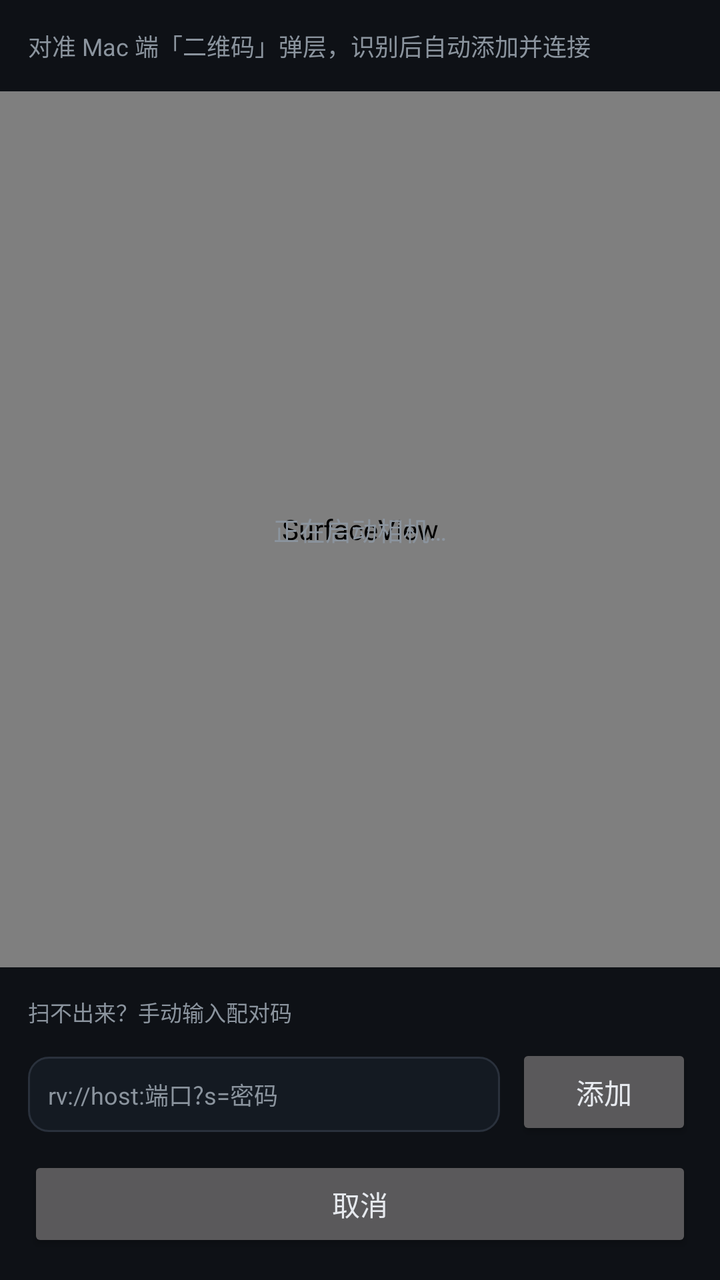
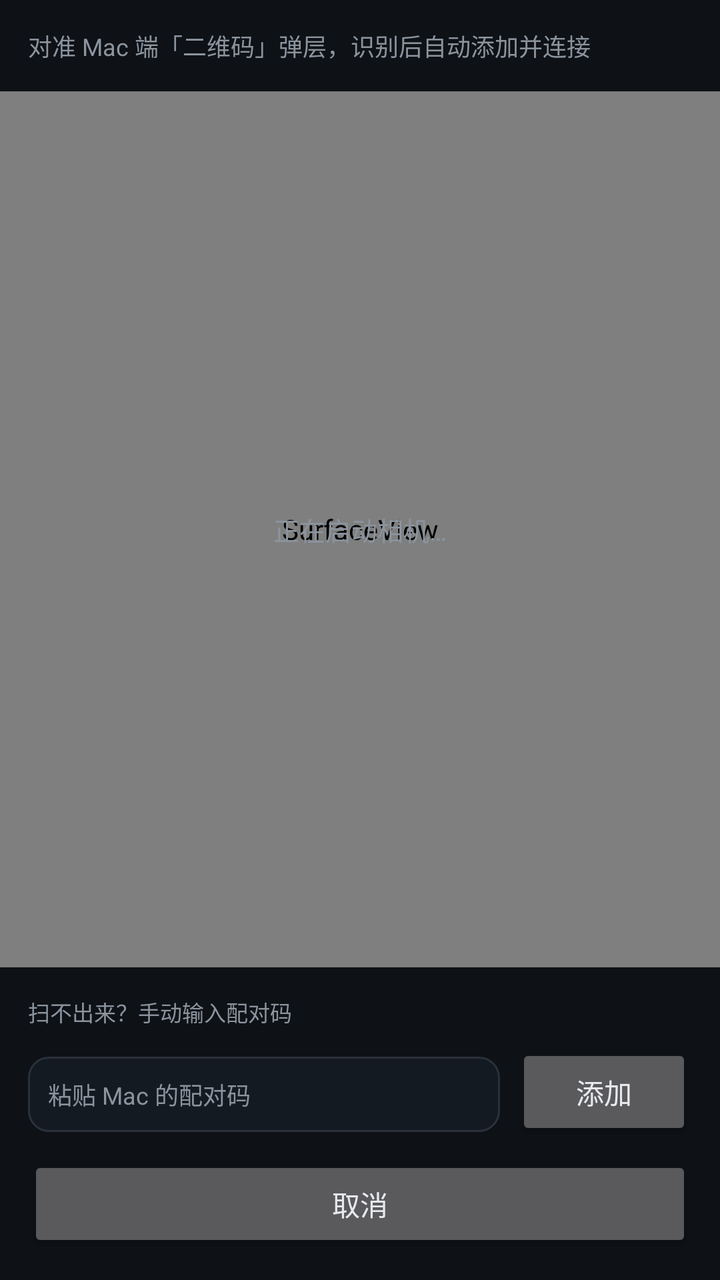

Compare the two renders of this Android layout. The source of the first and the diff that turns it into the second are given below.
<!-- AndroidManifest.xml: application theme RVTheme -->
<!-- res/layout/activity_scan.xml -->
<?xml version="1.0" encoding="utf-8"?>
<LinearLayout xmlns:android="http://schemas.android.com/apk/res/android"
    android:layout_width="match_parent"
    android:layout_height="match_parent"
    android:orientation="vertical"
    android:background="@color/rv_bg">

    <TextView
        android:id="@+id/scan_tip"
        android:layout_width="match_parent"
        android:layout_height="wrap_content"
        android:padding="14dp"
        android:text="对准 Mac 端「二维码」弹层，识别后自动添加并连接"
        android:textColor="@color/rv_tx2"
        android:textSize="12sp" />

    <FrameLayout
        android:layout_width="match_parent"
        android:layout_height="0dp"
        android:layout_weight="1">

        <SurfaceView
            android:id="@+id/preview"
            android:layout_width="match_parent"
            android:layout_height="match_parent" />

        <TextView
            android:id="@+id/scan_status"
            android:layout_width="wrap_content"
            android:layout_height="wrap_content"
            android:layout_gravity="center"
            android:text="正在启动相机…"
            android:textColor="@color/rv_tx2"
            android:textSize="13sp" />
    </FrameLayout>

    <LinearLayout
        android:layout_width="match_parent"
        android:layout_height="wrap_content"
        android:orientation="vertical"
        android:padding="14dp">

        <TextView
            android:layout_width="match_parent"
            android:layout_height="wrap_content"
            android:paddingBottom="8dp"
            android:text="扫不出来？手动输入配对码"
            android:textColor="@color/rv_tx2"
            android:textSize="11sp" />

        <LinearLayout
            android:layout_width="match_parent"
            android:layout_height="wrap_content"
            android:orientation="horizontal">

            <EditText
                android:id="@+id/edit_payload"
                android:layout_width="0dp"
                android:layout_height="wrap_content"
                android:layout_weight="1"
                android:background="@drawable/bg_field"
                android:hint="rv://host:端口?s=密码"
                android:inputType="textUri"
                android:maxLines="1"
                android:padding="10dp"
                android:textColor="@color/rv_tx"
                android:textColorHint="@color/rv_tx2"
                android:textSize="12sp" />

            <Button
                android:id="@+id/btn_parse_payload"
                android:layout_width="wrap_content"
                android:layout_height="wrap_content"
                android:layout_marginStart="8dp"
                android:text="添加" />
        </LinearLayout>

        <Button
            android:id="@+id/btn_scan_cancel"
            android:layout_width="match_parent"
            android:layout_height="wrap_content"
            android:layout_marginTop="8dp"
            android:text="取消" />
    </LinearLayout>
</LinearLayout>
<!-- resources referenced by this layout -->
<resources>
  <color name="rv_bg">#0E1116</color>
  <color name="rv_tx">#E6E9EE</color>
  <color name="rv_tx2">#8B949E</color>
  <!-- drawable bg_field (drawable) -->
  <?xml version="1.0" encoding="utf-8"?>
  <shape xmlns:android="http://schemas.android.com/apk/res/android">
      <solid android:color="@color/rv_field" />
      <stroke android:width="1dp" android:color="@color/rv_line" />
      <corners android:radius="10dp" />
  </shape>
  <style name="RVTheme" parent="@android:style/Theme.Material.NoActionBar">
          <item name="android:windowBackground">@color/rv_bg</item>
          <item name="android:statusBarColor">@color/rv_bg</item>
          <item name="android:navigationBarColor">@color/rv_bg</item>
          <item name="android:colorAccent">@color/rv_amber</item>
          <item name="android:colorControlActivated">@color/rv_amber</item>
          <item name="android:colorControlNormal">@color/rv_tx2</item>
          <item name="android:textColorPrimary">@color/rv_tx</item>
          <item name="android:textColorSecondary">@color/rv_tx2</item>
      </style>
  <color name="rv_field">#141A22</color>
  <color name="rv_line">#2A313C</color>
  <color name="rv_amber">#F5B83D</color>
</resources>

<!-- the commit's change to res/layout/activity_scan.xml (unified diff, before → after) -->
@@ -59,7 +59,7 @@
                 android:layout_height="wrap_content"
                 android:layout_weight="1"
                 android:background="@drawable/bg_field"
-                android:hint="rv://host:端口?s=密码"
+                android:hint="粘贴 Mac 的配对码"
                 android:inputType="textUri"
                 android:maxLines="1"
                 android:padding="10dp"
